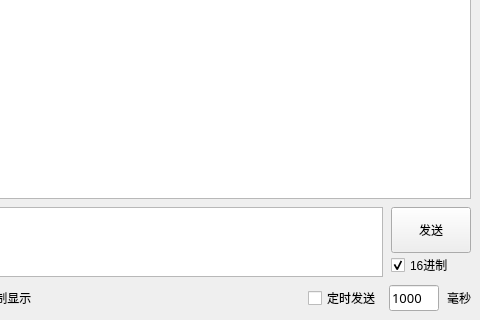
Old version of the form MainWindow.ui in the repository AndroidCoderPeng/SerialPortDebugger; both pictures show x 320 to 800 and y 280 to 600 of the 800 by 600 pixel window.
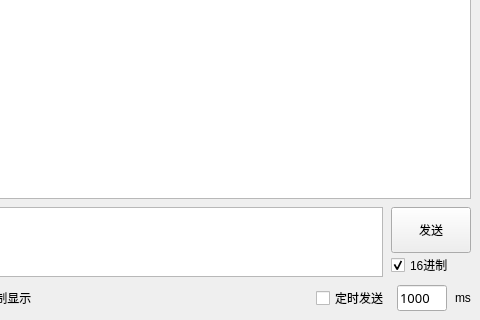
New version of the form. Icons and pictures are not drawn.

Commit message: feat(MainWindow): 禁用用户输入框的清除按钮，更新标签文本为缩写形式

Patch:
```diff
--- a/MainWindow.ui
+++ b/MainWindow.ui
@@ -268,7 +268,7 @@
         <item>
          <widget class="QLabel" name="label_8">
           <property name="text">
-           <string>毫秒</string>
+           <string>ms</string>
           </property>
          </widget>
         </item>
```
Left out of the diff: 2 changed lines with no effect on the pictures.
